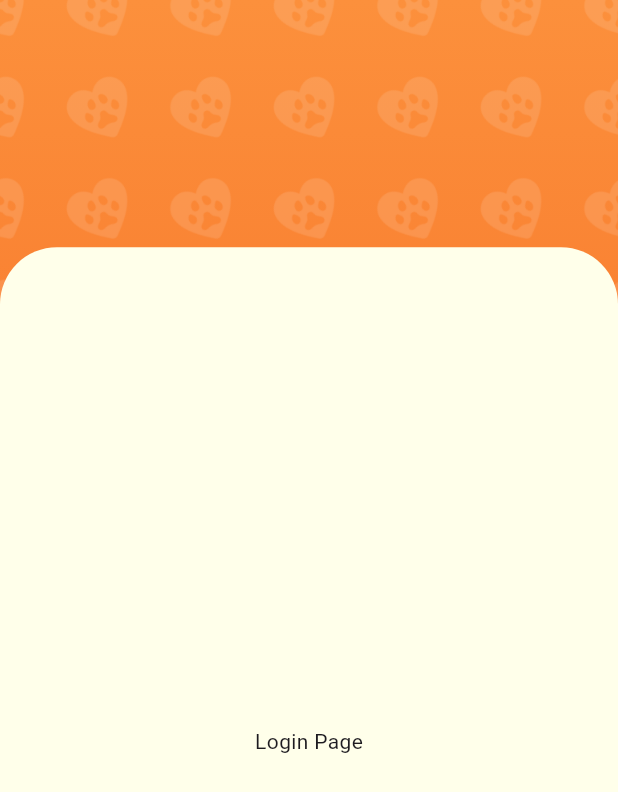
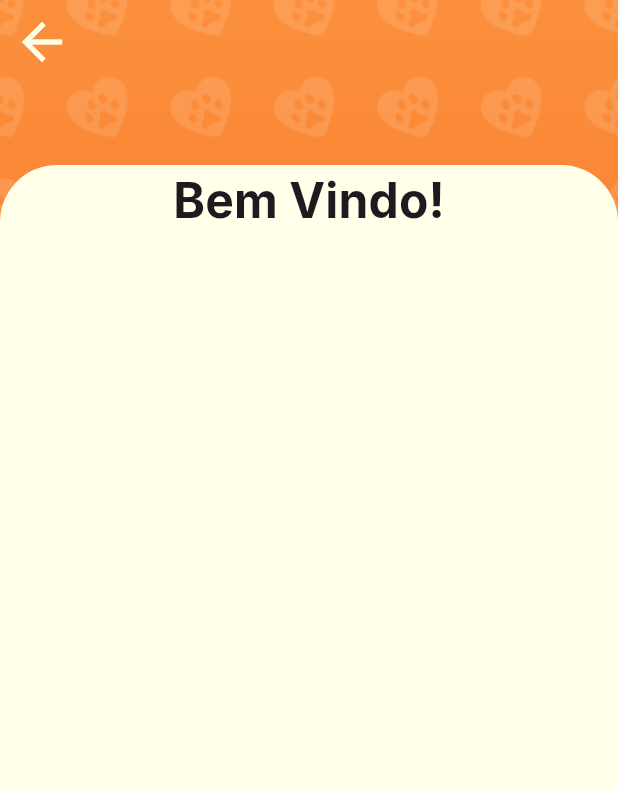
Before and after one commit to Igorsant/petit, a Flutter app: the screen it shows after launch, after a tap on "Acessar sem conta", on a phone screen of 412 x 824 dp. Shown: the top 792 px of the screen. Run offline on Flutter 3.47's test engine with Material 3 defaults, Android fonts, the light colour scheme and no system bars; our stand-ins replace google_fonts.

Commit message:
work with responsiveness

```diff
--- a/lib/main.dart
+++ b/lib/main.dart
@@ -1,5 +1,4 @@
 import 'package:flutter/material.dart';
-import 'package:petit/views/login_view.dart';
 import 'package:petit/views/splash_screen.dart';
 import 'package:google_fonts/google_fonts.dart';
 
@@ -21,9 +20,7 @@ class MyApp extends StatelessWidget {
                   GoogleFonts.inter(fontSize: 40, fontWeight: FontWeight.bold),
               labelMedium: GoogleFonts.leagueSpartan(fontSize: 24))),
       home: const SplashScreen(),
-      routes: {
-        "/login": (context) => const LoginView(),
-      },
+      routes: const {},
     );
   }
 }
--- a/lib/views/home_page.dart
+++ b/lib/views/home_page.dart
@@ -1,15 +1,17 @@
 import 'package:flutter/material.dart';
 import 'package:petit/components/background_container.dart';
+import 'package:petit/views/login_view.dart';
 
 class HomePageView extends StatelessWidget {
   const HomePageView({super.key});
 
   @override
   Widget build(BuildContext context) {
+    final hasHeightSpace = MediaQuery.sizeOf(context).height > 657;
     return Scaffold(
         body: Stack(children: [
       BackgroundContainer(
-        topSpace: MediaQuery.of(context).size.height * 0.43,
+        topSpace: hasHeightSpace ? 400 : 0,
         child: Column(
           children: [
             const SizedBox(
@@ -55,7 +57,8 @@ class HomePageView extends StatelessWidget {
                   backgroundColor: const Color.fromRGBO(250, 162, 98, 1),
                 ),
                 onPressed: () {
-                  Navigator.pushNamedAndRemoveUntil(context, "/login", (route) => false);
+                  Navigator.push(context,
+                      MaterialPageRoute(builder: (_) => const LoginView()));
                 },
                 child: Text(
                   style: Theme.of(context)
@@ -69,10 +72,17 @@ class HomePageView extends StatelessWidget {
           ],
         ),
       ),
-      Positioned(
-          top: MediaQuery.of(context).size.height * 0.14,
-          right: MediaQuery.of(context).size.width * 0.1,
-          child: Image.asset("images/young_man.png"))
+      if (hasHeightSpace)
+        Align(
+            alignment: const Alignment(0, -1),
+            child: Column(
+              children: [
+                const SizedBox(
+                  height: 130,
+                ),
+                Image.asset("images/young_man.png"),
+              ],
+            )),
     ]));
   }
 }
--- a/lib/views/login_view.dart
+++ b/lib/views/login_view.dart
@@ -5,11 +5,20 @@ class LoginView extends StatelessWidget {
   const LoginView({super.key});
 
   @override
-  Widget build(context){
+  Widget build(context) {
     return Scaffold(
+      appBar: AppBar(
+        backgroundColor: const Color.fromRGBO(0, 0, 0, 0),
+        iconTheme: const IconThemeData(color: Color.fromRGBO(255, 255, 234, 1), size: 40, weight: 100),
+      ),
+      extendBodyBehindAppBar: true,
       body: BackgroundContainer(
-        topSpace: MediaQuery.of(context).size.height * 0.2,
-        child: const Center(child: Text('Login Page')),
+        topSpace: 110,
+        child: Column(
+          children: [
+            Text('Bem Vindo!', style: Theme.of(context).textTheme.labelLarge!.copyWith(fontSize: 32),),
+          ],
+        ),
       ),
     );
   }
```
